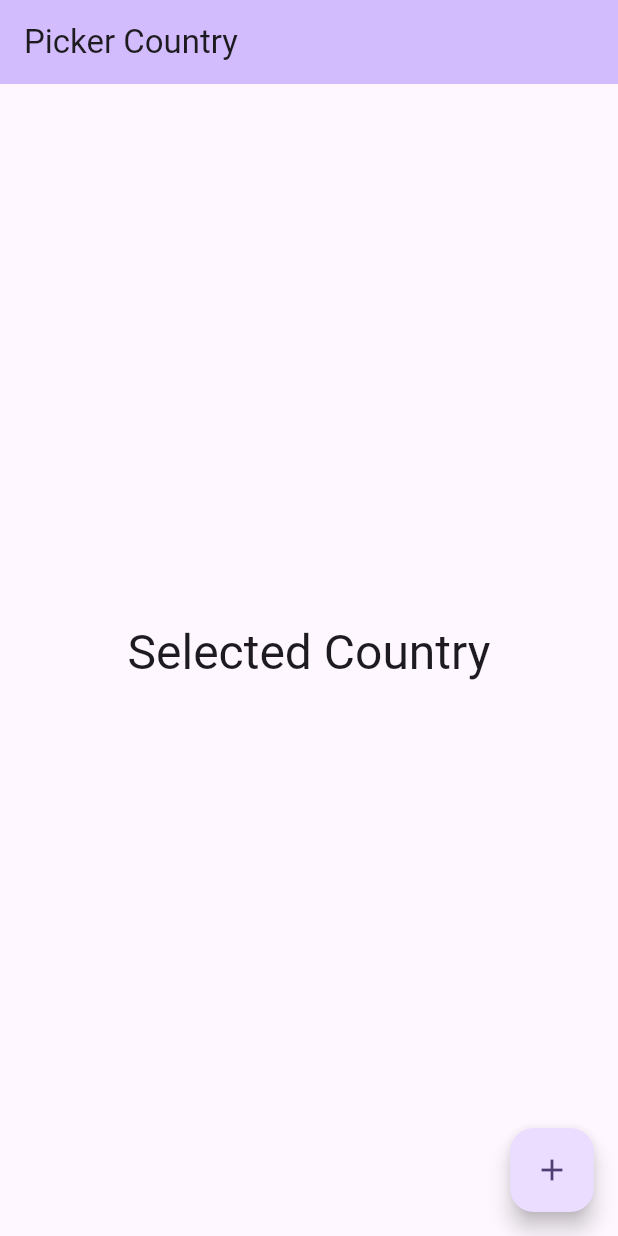
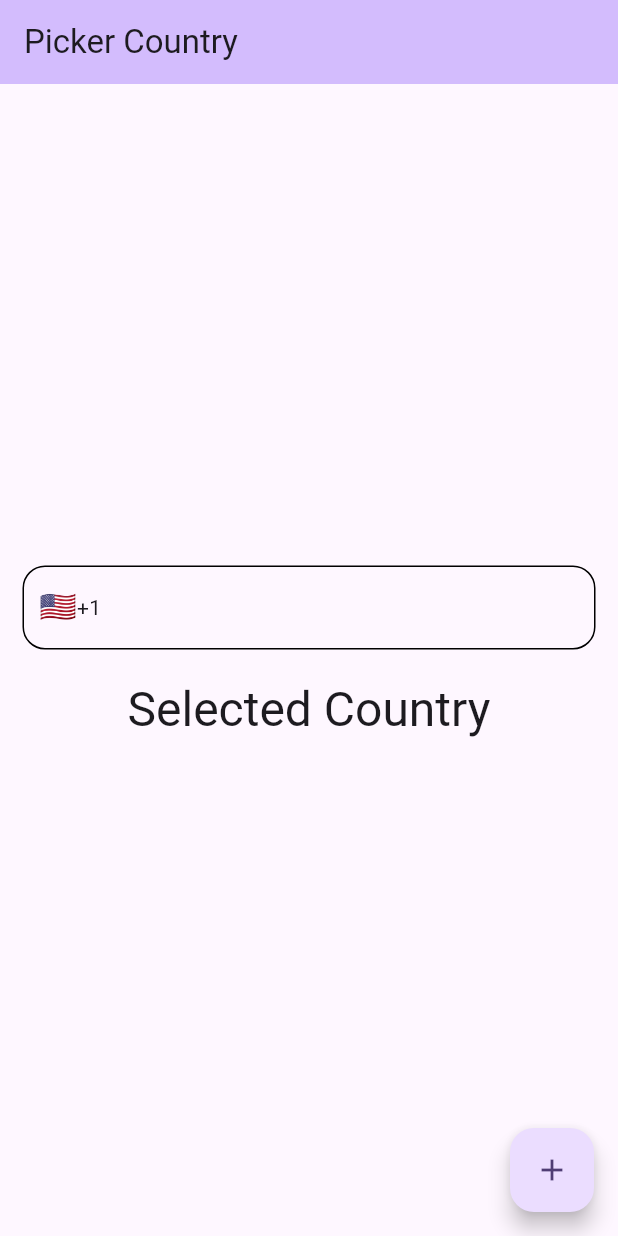
Before and after one commit to jatinkumar1999/picker_country, a Flutter app: the screen it shows after launch, on a phone screen of 412 x 824 dp. Run offline on Flutter 3.47's test engine with Material 3 defaults, Android fonts, the phone set to English and light mode, and no system bars.

Commit message:
spelling correction

```diff
--- a/example/lib/example/example_country_picker.dart
+++ b/example/lib/example/example_country_picker.dart
@@ -1,6 +1,7 @@
 import 'package:flutter/material.dart';
 import 'package:picker_country/modal/picker_model.dart';
 import 'package:picker_country/picker_country.dart';
+import 'package:picker_country/view/text_form_fields/inner_fields.dart';
 
 class ExampleCountryPicker extends StatefulWidget {
   const ExampleCountryPicker({
@@ -18,8 +19,8 @@ class _ExampleCountryPickerState extends State<ExampleCountryPicker> {
     PickerCountry.picker(
       context,
       // isDialog: true,
-      // // isBottomSheet: true,
-      // // isFullScreen: true,
+      // isBottomSheet: true,
+      // isFullScreen: true,
       onComplete: (country) {
         selectedCountry = country;
         setState(() {});
@@ -39,6 +40,11 @@ class _ExampleCountryPickerState extends State<ExampleCountryPicker> {
           crossAxisAlignment: CrossAxisAlignment.center,
           mainAxisAlignment: MainAxisAlignment.center,
           children: <Widget>[
+            const Padding(
+              padding: EdgeInsets.symmetric(horizontal: 15.0),
+              child: PickerInnerFields(),
+            ),
+            const SizedBox(height: 20),
             Text(
               'Selected Country',
               style: Theme.of(context).textTheme.headlineLarge,
--- a/lib/controller/picker_contry_provider.dart
+++ b/lib/controller/picker_contry_provider.dart
@@ -12,8 +12,7 @@ class PickerContryProvider extends ChangeNotifier {
   String selectedCountryCode = '';
   List<Country> countryCodeList = <Country>[];
   List<Country> countryCodeListFilter = <Country>[];
-    final ScrollController scrollcontroller = ScrollController();
-
+  final ScrollController scrollcontroller = ScrollController();
 
   TextEditingController searchController = TextEditingController();
   void getPreSelectedCountryCode() {
--- /dev/null
+++ b/lib/view/text_form_fields/inner_fields.dart
@@ -0,0 +1,122 @@
+import 'dart:developer';
+
+import 'package:flutter/material.dart';
+import 'package:provider/provider.dart';
+import 'dart:ui' as ui;
+import '../../controller/picker_contry_provider.dart';
+import '../../modal/picker_model.dart';
+import '../../picker_country.dart';
+
+class PickerInnerFields extends StatefulWidget {
+  final TextEditingController? controller;
+  final void Function(String)? onChanged;
+  final String? hintText;
+  const PickerInnerFields(
+      {super.key, this.controller, this.onChanged, this.hintText});
+
+  @override
+  State<PickerInnerFields> createState() => _PickerInnerFieldsState();
+}
+
+class _PickerInnerFieldsState extends State<PickerInnerFields> {
+  Country? cont;
+  void setCountry(Country? selectedCountry) {
+    cont = selectedCountry;
+    setState(() {});
+  }
+
+  // Get the system country code using the window locale
+  String getSystemCountryCode() {
+    String countryCode =
+        ui.window.locale.toString(); // Get the full locale string
+    List<String> localeParts = countryCode.split('_');
+    if (localeParts.length > 1) {
+      return localeParts[
+          1]; // Return the country code (e.g., 'US' for United States)
+    }
+    return 'US'; // Default to 'US' if country code not found
+  }
+
+  @override
+  Widget build(BuildContext context) {
+    return ChangeNotifierProvider<PickerContryProvider>(
+      create: (context) => PickerContryProvider(),
+      builder: (context, child) => Consumer<PickerContryProvider>(
+        builder: (context, controller, _) {
+          WidgetsBinding.instance.addPostFrameCallback(
+            (_) async {
+              // var code = getSystemCountryCode();
+              // log('code=>$code');
+              controller.getPreSelectedCountryCode();
+            },
+          );
+          return Container(
+            decoration: BoxDecoration(
+              borderRadius: BorderRadius.circular(15),
+              border: Border.all(
+                color: Colors.black,
+              ),
+            ),
+            child: TextFormField(
+              controller: widget.controller,
+              onChanged: widget.onChanged,
+              decoration: InputDecoration(
+                contentPadding:
+                    const EdgeInsets.symmetric(vertical: 15, horizontal: 10),
+                hintText: widget.hintText,
+                border: InputBorder.none,
+                prefixIcon: GestureDetector(
+                  onTap: () {
+                    PickerCountry.picker(
+                      context,
+                      isDialog: true,
+                      // isBottomSheet: true,
+                      // isFullScreen: true,
+                      onComplete: (country) {
+                        setCountry(country);
+                      },
+                    );
+                  },
+                  child: Container(
+                    color: Colors.transparent,
+                    child: cont == null
+                        ? Row(
+                            mainAxisSize: MainAxisSize.min,
+                            children: [
+                              const SizedBox(width: 10),
+                              Text(
+                                controller.selectedCountryFlag,
+                                style: const TextStyle(
+                                  fontSize: 20,
+                                ),
+                              ),
+                              Text('+${controller.selectedCountryCode}'),
+                              const SizedBox(width: 10),
+                            ],
+                          )
+                        : Row(
+                            mainAxisSize: MainAxisSize.min,
+                            children: [
+                              const SizedBox(width: 10),
+                              Text(
+                                controller.countryCodeToEmoji(
+                                  cont?.countryCode ?? '',
+                                ),
+                                style: const TextStyle(
+                                  fontSize: 20,
+                                ),
+                              ),
+                              Text('+${cont?.phoneCode ?? ""}'),
+                              const SizedBox(width: 10),
+                            ],
+                          ),
+                  ),
+                ),
+              ),
+            ),
+          );
+        },
+      ),
+    );
+  }
+}
--- a/pubspec.yaml
+++ b/pubspec.yaml
@@ -1,6 +1,6 @@
 name: picker_country
-description: "A Flutter package for picking country code having the option to view like Full screen, Dialog, Bottom sheet. Bt default Full screen is enable you can change it acccording to your requirement. This package also have the phone length according to the country."
-version: 1.0.0
+description: "A Flutter package for picking country code having the option to view like Full screen, Dialog & Bottom sheet."
+version: 1.0.1
 homepage:
 repository: https://github.com/jatinkumar1999/picker_country
 
```
Also changed, not shown: 2 other files.
